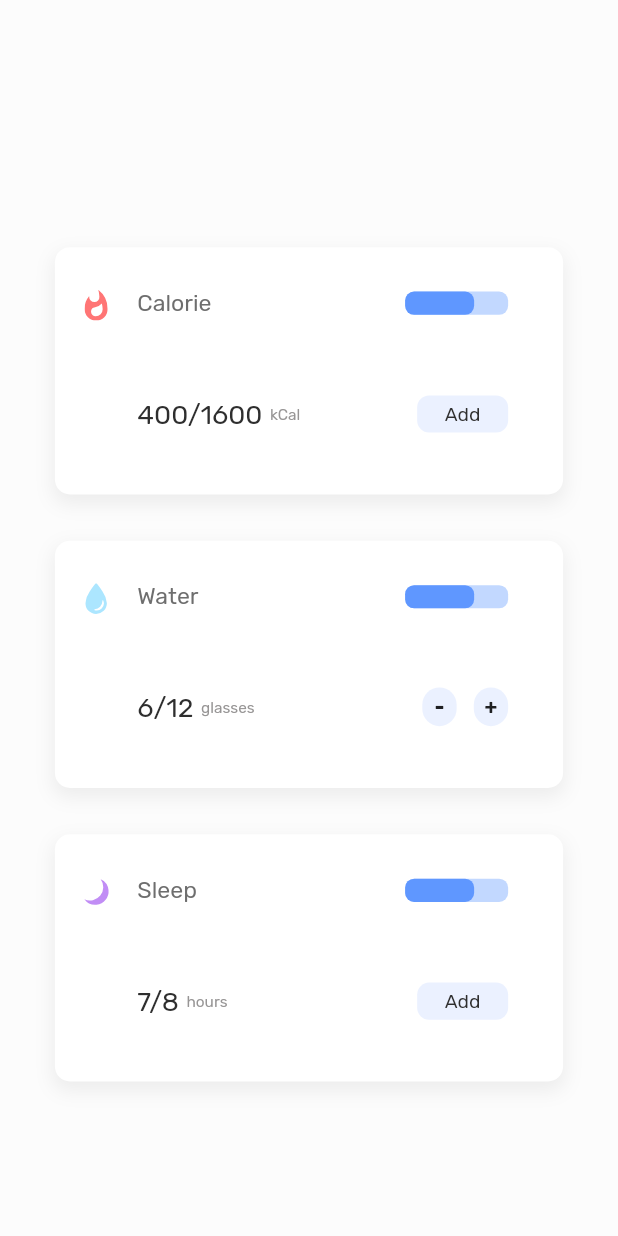
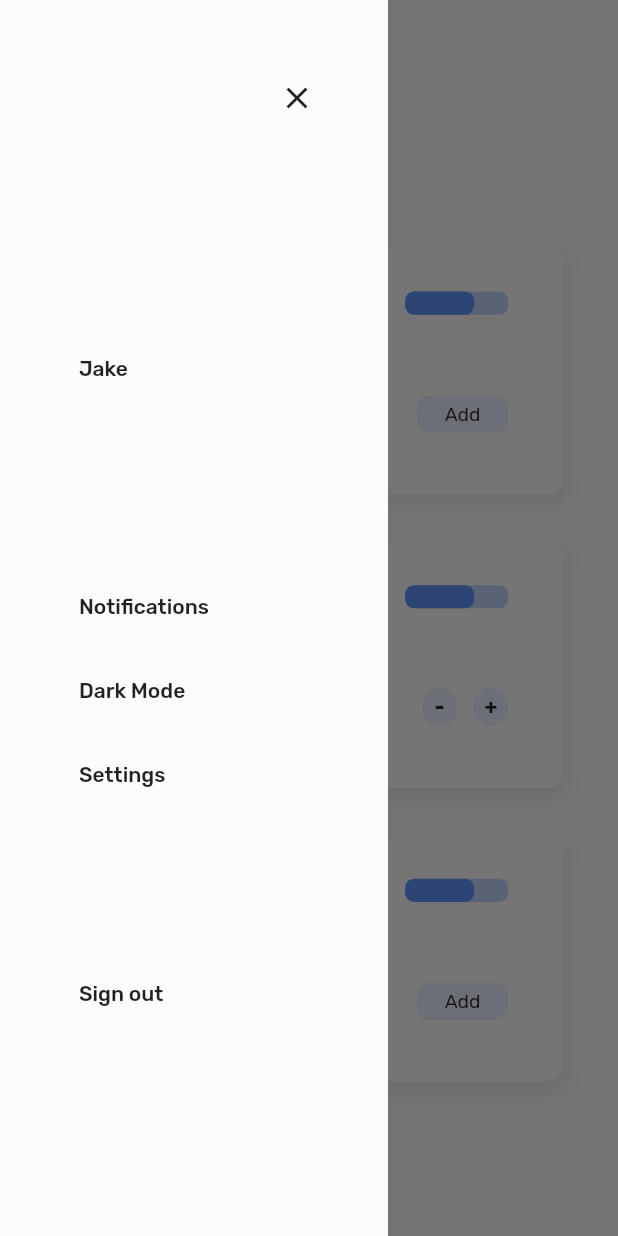
Before and after one commit to thisisyusub/Handy, a Flutter app: the HomePage screen opened by its route, with the side drawer open (before the commit the screen has no drawer), on a phone screen of 412 x 824 dp. Run offline on Flutter 3.47's test engine with Material 2 defaults, Android fonts, the phone set to English and light mode, and no system bars; our stand-ins replace bloc, equatable, flutter_bloc, flutter_svg.

Commit message:
custom drawer is completed.

```diff
--- a/lib/presentation_layer/pages/home_page.dart
+++ b/lib/presentation_layer/pages/home_page.dart
@@ -3,6 +3,7 @@ import 'package:heathier/contants/app_strings.dart';
 import 'package:heathier/presentation_layer/shared/app_colors.dart';
 import 'package:heathier/presentation_layer/shared/app_icons.dart';
 import 'package:heathier/presentation_layer/widgets/add_button.dart';
+import 'package:heathier/presentation_layer/widgets/custom_drawer.dart';
 import 'package:heathier/presentation_layer/widgets/home_list_item.dart';
 import 'package:heathier/presentation_layer/widgets/water_action_button.dart';
 import 'package:heathier/utils/size_config.dart';
@@ -16,6 +17,7 @@ class HomePage extends StatelessWidget {
           builder: (context, orientation) {
             SizeConfig().init(constraints, orientation, context);
             return Scaffold(
+              drawer: CustomDrawer(),
               backgroundColor: AppColors.appBackgroundColor,
               body: SingleChildScrollView(
                 child: Column(
--- /dev/null
+++ b/lib/presentation_layer/widgets/custom_drawer.dart
@@ -0,0 +1,60 @@
+import 'package:flutter/material.dart';
+import 'package:heathier/presentation_layer/shared/app_colors.dart';
+import 'package:heathier/utils/size_config.dart';
+
+class CustomDrawer extends StatelessWidget {
+  @override
+  Widget build(BuildContext context) {
+    return Container(
+      color: AppColors.appBackgroundColor,
+      width: SizeConfig.blockWidth * 62.777,
+      child: Padding(
+        padding: EdgeInsets.symmetric(
+          horizontal: SizeConfig.blockWidth * 8.888,
+          vertical: SizeConfig.blockHeight * 5,
+        ),
+        child: Column(
+          crossAxisAlignment: CrossAxisAlignment.start,
+          children: <Widget>[
+            Row(
+              mainAxisAlignment: MainAxisAlignment.end,
+              children: <Widget>[
+                IconButton(
+                  icon: Icon(Icons.close),
+                  onPressed: () => Navigator.of(context).pop(),
+                ),
+              ],
+            ),
+            SizedBox(
+              height: SizeConfig.blockHeight * 15.625,
+            ),
+            ListTile(
+              title: Text('Jake'),
+              onTap: null,
+            ),
+            SizedBox(height: SizeConfig.blockHeight * 12.5),
+            ListTile(
+              title: Text('Notifications'),
+              onTap: () {},
+            ),
+            ListTile(
+              title: Text('Dark Mode'),
+              onTap: () {},
+            ),
+            ListTile(
+              title: Text('Settings'),
+              onTap: () {},
+            ),
+            SizedBox(
+              height: SizeConfig.blockHeight * 10.9375,
+            ),
+            ListTile(
+              title: Text('Sign out'),
+              onTap: null,
+            ),
+          ],
+        ),
+      ),
+    );
+  }
+}
```
